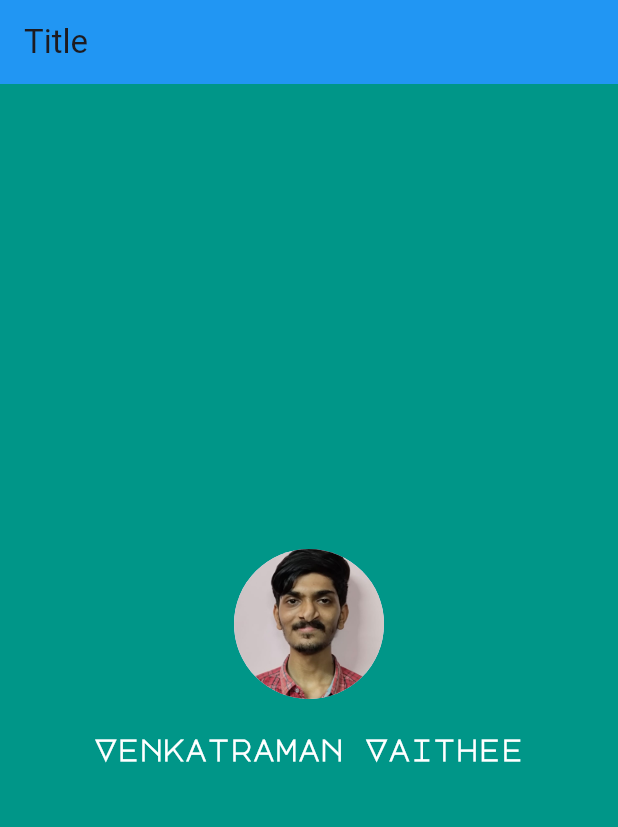
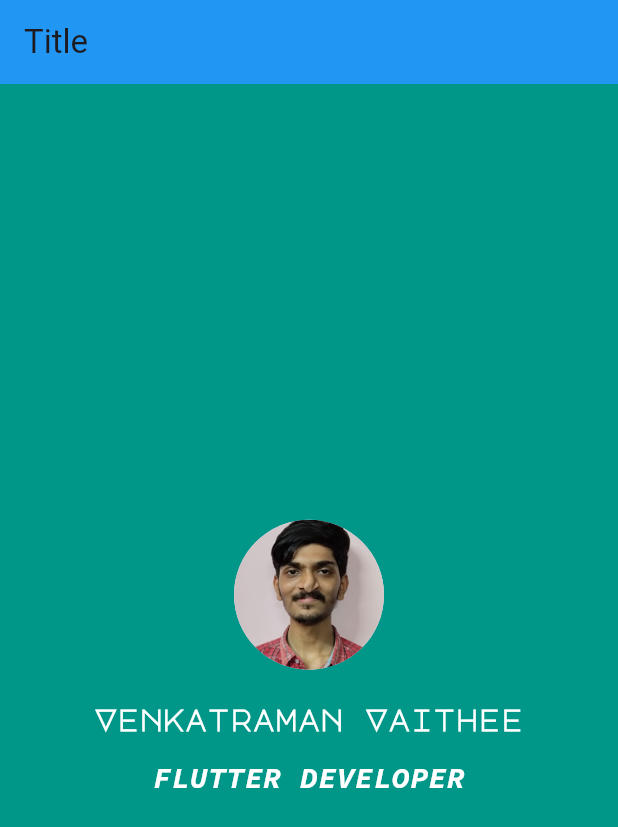
Before and after one commit to venkat669/flutapp_1, a Flutter app: the Idcard screen opened directly, on a phone screen of 412 x 824 dp. Shown: the top 827 px of the screen. Run offline on Flutter 3.47's test engine with Material 3 defaults, Android fonts, the phone set to English and light mode, and no system bars; network calls fail.

Commit message:
"added new custom font -SourceCodePro , included its path in pubspec Yaml file"

```diff
--- a/lib/idcard.dart
+++ b/lib/idcard.dart
@@ -43,6 +43,29 @@ class Idcard extends StatelessWidget {
                       color: Colors.white,
                     ),
                   ),
+
+                  /*     Easy way for above code
+                   Text(
+                    "Venkatraman Vaithee",
+                    style: GoogleFonts.majorMonoDisplay(
+                      fontSize: 20.0,
+                      fontWeight: FontWeight.bold,
+                      color: Colors.white,
+                    ),
+                  ),
+                  */
+                  SizedBox(
+                      height:
+                          10), // creates space between the image and text of size 19),
+                  Text(
+                    "FLUTTER DEVELOPER",
+                    style: TextStyle(
+                      fontFamily: 'SourceCodeProItalic',
+                      fontSize: 20,
+                      color: Colors.white,
+                      fontWeight: FontWeight.bold, // Use standard weight values
+                    ),
+                  ),
                 ],
               ),
             )
--- a/pubspec.yaml
+++ b/pubspec.yaml
@@ -23,3 +23,9 @@ flutter:
     - family: MajorMonoDisplay
       fonts:
         - asset: fonts/MajorMonoDisplay-Regular.ttf
+    - family: SourceCodePro
+      fonts:
+        - asset: fonts/SourceCodePro-VariableFont_wght.ttf
+    - family: SourceCodeProItalic
+      fonts:
+        - asset: fonts/SourceCodePro-Italic-VariableFont_wght.ttf
```
Also changed, not shown: fonts/SourceCodePro-Italic-VariableFont_wght.ttf (added), fonts/SourceCodePro-VariableFont_wght.ttf (added).
